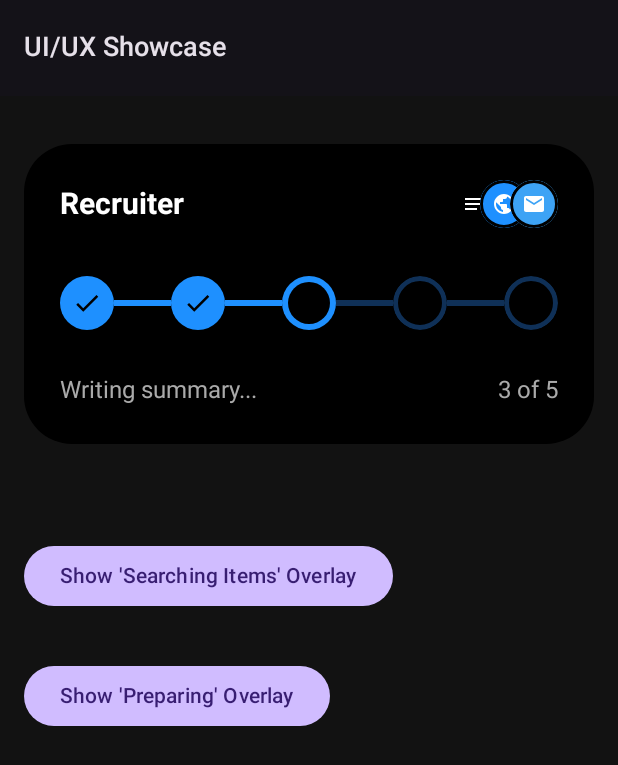
After one commit to alwin-m/Scream, an Android app built with Jetpack Compose: the composable UiShowcaseScreen shown on its own in the app's theme, on a phone screen of 412 x 824 dp. The commit adds this screen. Shown: the top 765 px of the screen. Run offline under Robolectric (Android 15) with nearby library versions, the light colour scheme and no system bars; 2 statements that could not run were skipped.

Commit message:
feat: add UI component showcase and custom overlays

```diff
--- /dev/null
+++ b/app/src/main/java/com/scream/app/ui/UiShowcaseScreen.kt
@@ -0,0 +1,63 @@
+package com.scream.app.ui
+
+import androidx.compose.foundation.background
+import androidx.compose.foundation.layout.*
+import androidx.compose.material3.*
+import androidx.compose.runtime.*
+import androidx.compose.ui.Modifier
+import androidx.compose.ui.graphics.Color
+import androidx.compose.ui.unit.dp
+import com.scream.app.ui.components.PreparingBottomSheet
+import com.scream.app.ui.components.SearchingItemsBottomSheet
+import com.scream.app.ui.components.StepProgressTracker
+
+@OptIn(ExperimentalMaterial3Api::class)
+@Composable
+fun UiShowcaseScreen(onBack: () -> Unit) {
+    var showSearching by remember { mutableStateOf(false) }
+    var showPreparing by remember { mutableStateOf(false) }
+
+    Scaffold(
+        topBar = {
+            TopAppBar(
+                title = { Text("UI/UX Showcase") }
+            )
+        }
+    ) { padding ->
+        Column(
+            modifier = Modifier
+                .fillMaxSize()
+                .padding(padding)
+                .background(Color(0xFF121212))
+        ) {
+            Spacer(modifier = Modifier.height(16.dp))
+
+            // Show the Tracker directly on the screen
+            StepProgressTracker()
+
+            Spacer(modifier = Modifier.height(32.dp))
+
+            Button(
+                onClick = { showSearching = true },
+                modifier = Modifier.padding(16.dp)
+            ) {
+                Text("Show 'Searching Items' Overlay")
+            }
+
+            Button(
+                onClick = { showPreparing = true },
+                modifier = Modifier.padding(16.dp)
+            ) {
+                Text("Show 'Preparing' Overlay")
+            }
+        }
+    }
+
+    if (showSearching) {
+        SearchingItemsBottomSheet(onDismiss = { showSearching = false })
+    }
+
+    if (showPreparing) {
+        PreparingBottomSheet(onStop = { showPreparing = false })
+    }
+}
--- /dev/null
+++ b/app/src/main/java/com/scream/app/ui/components/StepProgressTracker.kt
@@ -0,0 +1,163 @@
+package com.scream.app.ui.components
+
+import androidx.compose.foundation.background
+import androidx.compose.foundation.border
+import androidx.compose.foundation.layout.*
+import androidx.compose.foundation.shape.CircleShape
+import androidx.compose.foundation.shape.RoundedCornerShape
+import androidx.compose.material.icons.Icons
+import androidx.compose.material.icons.filled.Check
+import androidx.compose.material.icons.filled.Email
+import androidx.compose.material.icons.filled.Notes
+import androidx.compose.material.icons.filled.Public
+import androidx.compose.material3.*
+import androidx.compose.runtime.Composable
+import androidx.compose.ui.Alignment
+import androidx.compose.ui.Modifier
+import androidx.compose.ui.draw.clip
+import androidx.compose.ui.graphics.Color
+import androidx.compose.ui.text.font.FontWeight
+import androidx.compose.ui.unit.dp
+import androidx.compose.ui.unit.sp
+
+@Composable
+fun StepProgressTracker(
+    title: String = "Recruiter",
+    currentStep: Int = 3,
+    totalSteps: Int = 5,
+    statusText: String = "Writing summary..."
+) {
+    val activeColor = Color(0xFF1E90FF) // Bright blue
+    val pendingColor = Color(0xFF0F3057) // Dark dim blue
+
+    Card(
+        modifier = Modifier
+            .fillMaxWidth()
+            .padding(16.dp),
+        shape = RoundedCornerShape(32.dp),
+        colors = CardDefaults.cardColors(containerColor = Color.Black)
+    ) {
+        Column(
+            modifier = Modifier.padding(24.dp)
+        ) {
+            // Header
+            Row(
+                modifier = Modifier.fillMaxWidth(),
+                horizontalArrangement = Arrangement.SpaceBetween,
+                verticalAlignment = Alignment.CenterVertically
+            ) {
+                Text(
+                    text = title,
+                    color = Color.White,
+                    fontWeight = FontWeight.Bold,
+                    fontSize = 20.sp
+                )
+
+                // Stack of icons
+                Row(
+                    horizontalArrangement = Arrangement.spacedBy((-12).dp)
+                ) {
+                    IconBadge(Icons.Default.Notes, Color.White, Color.Black)
+                    IconBadge(Icons.Default.Public, Color.White, Color(0xFF1E90FF))
+                    IconBadge(Icons.Default.Email, Color.White, Color(0xFF3DA3F5))
+                }
+            }
+
+            Spacer(modifier = Modifier.height(32.dp))
+
+            // Tracker
+            Row(
+                modifier = Modifier.fillMaxWidth(),
+                verticalAlignment = Alignment.CenterVertically
+            ) {
+                for (i in 1..totalSteps) {
+                    val isCompleted = i < currentStep
+                    val isActive = i == currentStep
+
+                    // Circle Node
+                    Box(
+                        modifier = Modifier
+                            .size(36.dp)
+                            .clip(CircleShape)
+                            .then(
+                                if (isCompleted || isActive) {
+                                    Modifier.background(activeColor)
+                                } else {
+                                    Modifier.border(3.dp, pendingColor, CircleShape)
+                                }
+                            ),
+                        contentAlignment = Alignment.Center
+                    ) {
+                        if (isCompleted) {
+                            Icon(
+                                imageVector = Icons.Default.Check,
+                                contentDescription = "Completed",
+                                tint = Color.Black,
+                                modifier = Modifier.size(20.dp)
+                            )
+                        } else if (isActive) {
+                            // Active node usually is just a hollow circle or filled differently
+                            Box(
+                                modifier = Modifier
+                                    .size(28.dp)
+                                    .clip(CircleShape)
+                                    .background(Color.Black)
+                            )
+                        }
+                    }
+
+                    // Line (except after last step)
+                    if (i < totalSteps) {
+                        val isLineActive = i < currentStep
+                        Box(
+                            modifier = Modifier
+                                .weight(1f)
+                                .height(4.dp)
+                                .background(if (isLineActive) activeColor else pendingColor)
+                        )
+                    }
+                }
+            }
+
+            Spacer(modifier = Modifier.height(28.dp))
+
+            // Footer
+            Row(
+                modifier = Modifier.fillMaxWidth(),
+                horizontalArrangement = Arrangement.SpaceBetween,
+                verticalAlignment = Alignment.CenterVertically
+            ) {
+                Text(
+                    text = statusText,
+                    color = Color(0xFFAAAAAA),
+                    fontSize = 16.sp
+                )
+
+                Text(
+                    text = "$currentStep of $totalSteps",
+                    color = Color(0xFFAAAAAA),
+                    fontSize = 16.sp
+                )
+            }
+        }
+    }
+}
+
+@Composable
+private fun IconBadge(icon: androidx.compose.ui.graphics.vector.ImageVector, iconColor: Color, bgColor: Color) {
+    Box(
+        modifier = Modifier
+            .size(32.dp)
+            .clip(CircleShape)
+            .background(bgColor)
+            .border(2.dp, Color.Black, CircleShape),
+        contentAlignment = Alignment.Center
+    ) {
+        Icon(
+            imageVector = icon,
+            contentDescription = null,
+            tint = iconColor,
+            modifier = Modifier.size(16.dp)
+        )
+    }
+}
```
Also changed, not shown: app/src/main/java/com/scream/app/ui/SettingsScreen.kt (+63 -0 lines), app/src/main/java/com/scream/app/ui/components/ProcessOverlays.kt (added, +252 -0 lines).
